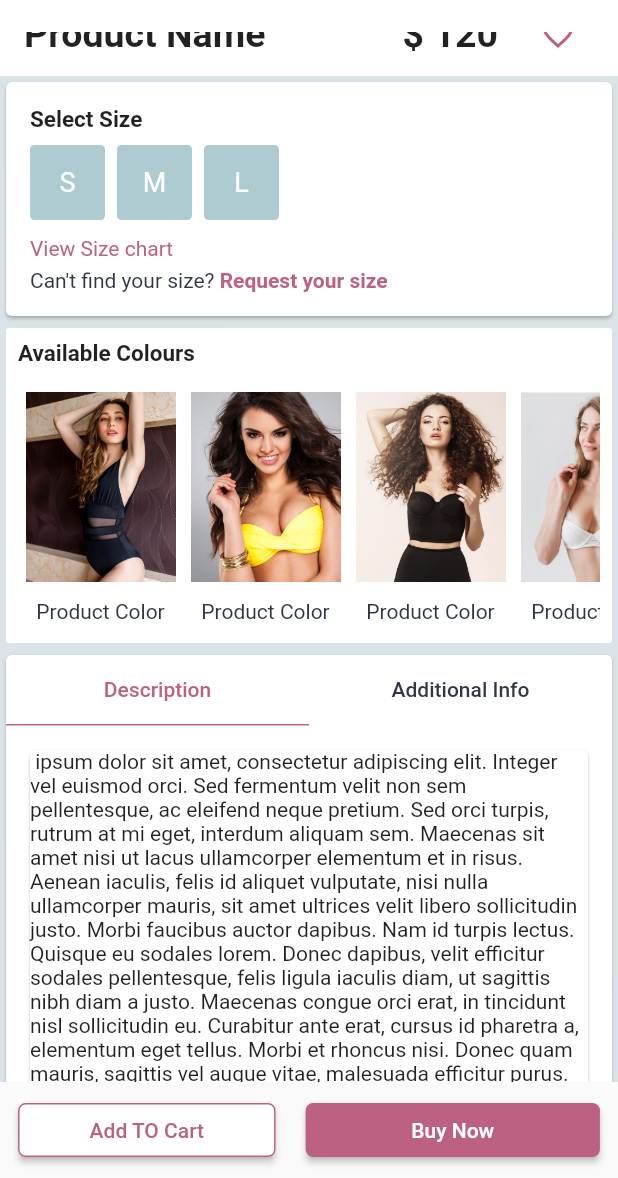
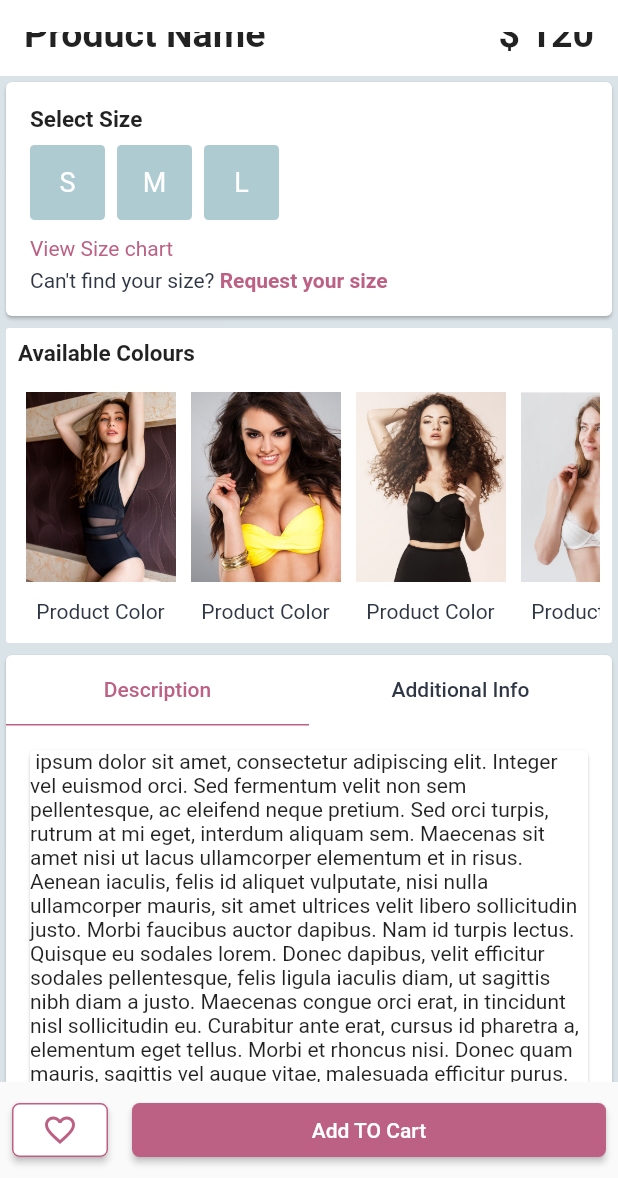
Before and after one commit to Sudipta3rare/bare_design, a Flutter app: the SingleProductPage screen opened directly with sample values from the repository, scrolled down 576 dp, on a phone screen of 412 x 824 dp, the part 58-1236 px from its top. Run offline on Flutter 3.47's test engine with Material 2 defaults, Android fonts, the phone set to English and light mode, and no system bars; our stand-ins replace carousel_slider, device_info_plus, dio, email_validator, flutter_rating_bar, get and 4 more; missing offline and left inert: bottom_bar_matu; accounts and stored records are empty.

Commit message:
wishlist added

```diff
--- a/lib/views/ui/cart&wishlist_module/cart_page.dart
+++ b/lib/views/ui/cart&wishlist_module/cart_page.dart
@@ -3,6 +3,7 @@ import 'package:bare_design/models/product_list_model.dart';
 import 'package:bare_design/utils/apptheme.dart';
 import 'package:bare_design/views/components/applicaiton_bar.dart';
 import 'package:bare_design/views/ui/cart&wishlist_module/widgets/cart&wishllist_widgets.dart';
+import 'package:bare_design/views/ui/checkout_module/checkout_page.dart';
 import 'package:flutter/material.dart';
 import 'package:get/get.dart';
 
@@ -145,7 +146,9 @@ class CartPage extends StatelessWidget {
             padding: const EdgeInsets.only(left: 30, right: 30, bottom: 20),
             child: ElevatedButton(
               style: AppThemes.primaryButtonStyle,
-              onPressed: controller.isEmptyCart ? null : () {},
+              onPressed: controller.isEmptyCart ? null : () {
+                Get.to(CheckoutPage());
+              },
               child: const Text("Buy Now"),
             ),
           ),
--- a/lib/views/ui/cart&wishlist_module/wishlist_page.dart
+++ b/lib/views/ui/cart&wishlist_module/wishlist_page.dart
@@ -66,7 +66,8 @@ class WishlistPage extends StatelessWidget {
                                 children: [
                                    Positioned(
                                   bottom: 60,
-                              child: IconButton(onPressed: (){controller.removeWishlist(product);}, icon:   Icon(Icons.cancel_outlined, color: AppColors.buttonColor,),)),
+                              child: IconButton(onPressed: (){controller.removeWishlist(product);},
+                                icon:   Icon(Icons.cancel_outlined, color: AppColors.buttonColor,),)),
                                   Positioned(
                                     bottom: 10,
                                     child: Container(
--- a/lib/views/ui/home_module/dashboard_page.dart
+++ b/lib/views/ui/home_module/dashboard_page.dart
@@ -210,7 +210,7 @@ DashboardController ctrl = Get.put(DashboardController());
                 width: 35,
                 height: 35,
                 decoration: BoxDecoration(shape: BoxShape.circle),
-                child: CircleAvatar(
+                child: const CircleAvatar(
                   backgroundColor: AppColors.paragraphColor,
                   child: Icon(
                     Icons.check,
--- a/lib/views/ui/product_module/single_product_page.dart
+++ b/lib/views/ui/product_module/single_product_page.dart
@@ -65,15 +65,15 @@ class SingleProductPage extends StatelessWidget {
                     Text(" \$ ${product.productPrice}", style: Styles().h2TextStyle(),),
                   ],
                 ),
-                trailing: IconButton(
-                  onPressed: (){
-                    wlCtrl.productInWishlist(product) ? wlCtrl.removeWishlist(product): wlCtrl.addToWishlist(product);
-                    wlCtrl.update();
-                  },
-                  icon: wlCtrl.productInWishlist(product)? Icon(Icons.favorite,
-                  color: AppColors.buttonColor,)
-                  : Icon(Icons.favorite_outline_sharp, color: AppColors.buttonColor,),
-                ),
+                // trailing: IconButton(
+                //   onPressed: (){
+                //     wlCtrl.productInWishlist(product) ? wlCtrl.removeWishlist(product): wlCtrl.addToWishlist(product);
+                //     wlCtrl.update();
+                //   },
+                //   icon: wlCtrl.productInWishlist(product)? Icon(Icons.favorite,
+                //   color: AppColors.buttonColor,)
+                //   : Icon(Icons.favorite_outline_sharp, color: AppColors.buttonColor,),
+                // ),
                 );
               }
             ),
@@ -467,34 +467,46 @@ Widget _showCard(context){
   }
 
   Widget _bottomSheetButton(context){
-    return Row(
+    return Flexible(
+      child: Row(
         mainAxisAlignment: MainAxisAlignment.spaceEvenly,
         children: [
-        GetBuilder<CartController>(
-              builder: (crtCtrl) {
+          GetBuilder<WishlistController>(
+            builder: (wlCtrl) {
               return Padding(
                 padding: const EdgeInsets.all(8.0),
                 child: SizedBox(
-                    width: Get.width/2.4 ,
+                  // width: Get.width/2.4,
+                  child: ElevatedButton(onPressed: (){
+              wlCtrl.productInWishlist(product) ? wlCtrl.removeWishlist(product): wlCtrl.addToWishlist(product);
+              wlCtrl.update();
+        }, child: wlCtrl.productInWishlist(product)? Icon(Icons.favorite,
+                color: AppColors.buttonColor,)
+                : Icon(Icons.favorite_outline_sharp, color: AppColors.buttonColor,),
+
+
+                    style: AppThemes.secondaryButtonStyle,),
+                ),
+              );
+            }
+          ),
+          GetBuilder<CartController>(
+                builder: (crtCtrl) {
+                  return Expanded(
+                    child: Padding(
+                      padding: const EdgeInsets.all(8.0),
                       child: ElevatedButton(onPressed: (){crtCtrl.addToCart(product);
                         Get.toNamed("/cartPage");}, child: Text("Add TO Cart"),
-                      style: AppThemes.secondaryButtonStyle,),
+                        style: AppThemes.primaryButtonStyle,),
                     ),
                   );
                 }
 
           ),
-        Padding(
-          padding: const EdgeInsets.all(8.0),
-          child: SizedBox(
-            width: Get.width/2.1,
-            child: ElevatedButton(onPressed: (){}, child: Text("Buy Now"),
-
-              style: AppThemes.primaryButtonStyle,),
-          ),
-        ),
 
 
-      ],);
+
+        ],),
+    );
   }
 }
```
Also changed, not shown: lib/views/ui/checkout_module/checkout_page.dart (added, +209 -0 lines), lib/views/ui/home_module/pages/home_page.dart (+14 -4 lines). Lines whose indentation alone changed are shown as unchanged.
